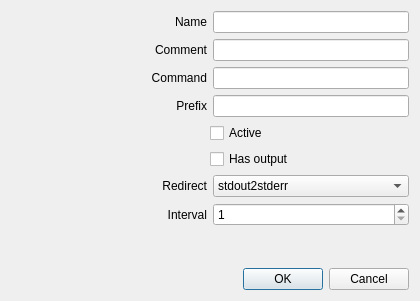
This is sources/extsysmon/extscript.ui in arcan1s/awesome-widgets as Qt 5 draws it before an edit. The edited form follows.
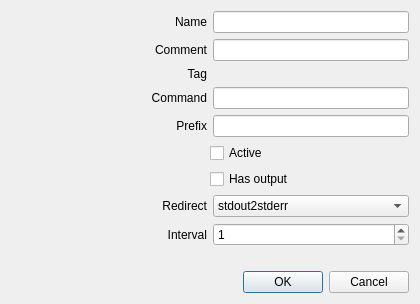
This is the edited form.

The edit to the form file:
```diff
--- a/sources/extsysmon/extscript.ui
+++ b/sources/extsysmon/extscript.ui
@@ -7,7 +7,7 @@
     <x>0</x>
     <y>0</y>
     <width>420</width>
-    <height>301</height>
+    <height>304</height>
    </rect>
   </property>
   <property name="windowTitle">
@@ -60,6 +60,27 @@
      </item>
     </layout>
    </item>
+   <item>
+    <layout class="QHBoxLayout" name="layout_number">
+     <item>
+      <widget class="QLabel" name="label_number">
+       <property name="text">
+        <string>Tag</string>
+       </property>
+       <property name="alignment">
+        <set>Qt::AlignRight|Qt::AlignTrailing|Qt::AlignVCenter</set>
+       </property>
+      </widget>
+     </item>
+     <item>
+      <widget class="QLabel" name="label_numberValue">
+       <property name="text">
+        <string/>
+       </property>
+      </widget>
+     </item>
+    </layout>
+   </item>
    <item>
     <layout class="QHBoxLayout" name="layout_command">
      <item>
```
